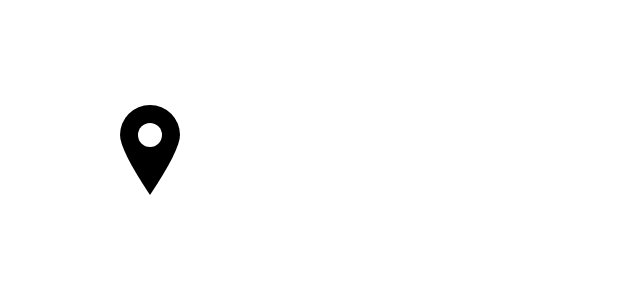
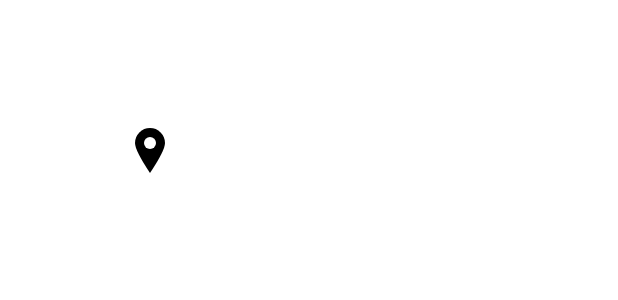
Before and after one commit to mahdizareeii/Mini-Uber, an Android app built with Jetpack Compose: the @Preview function PreviewAimComponent, on a phone screen of 412 x 824 dp. Shown: the top 300 px of the screen. Run offline under Robolectric (Android 15) with nearby library versions, the phone set to English and light mode, and no system bars.

```diff
--- a/composeApp/src/commonMain/kotlin/com/shared/miniuber/component/AimComponent.kt
+++ b/composeApp/src/commonMain/kotlin/com/shared/miniuber/component/AimComponent.kt
@@ -1,5 +1,6 @@
 package com.shared.miniuber.component
 
+import androidx.compose.animation.AnimatedVisibility
 import androidx.compose.foundation.Canvas
 import androidx.compose.foundation.layout.Box
 import androidx.compose.foundation.layout.size
@@ -16,13 +17,18 @@ import org.jetbrains.compose.ui.tooling.preview.Preview
 @Composable
 fun AimComponent(
     modifier: Modifier = Modifier,
+    visible: Boolean = true,
     pinColor: Color = Color.Black,
     holeColor: Color = Color.White
 ) {
+    AnimatedVisibility(
+        modifier = modifier,
+        visible = visible
+    ) {
         Canvas(
-        modifier = modifier.size(
-            width = 40.dp,
-            height = 60.dp
+            modifier = Modifier.size(
+                width = 20.dp,
+                height = 30.dp
             )
         ) {
             val width = size.width
@@ -62,6 +68,7 @@ fun AimComponent(
             )
         }
     }
+}
 
 @Composable
 @Preview(showBackground = true, backgroundColor = 0)
--- a/composeApp/src/commonMain/kotlin/com/shared/miniuber/feature/home/HomeScreen.kt
+++ b/composeApp/src/commonMain/kotlin/com/shared/miniuber/feature/home/HomeScreen.kt
@@ -71,7 +71,8 @@ fun HomeScreen(
         AimComponent(
             modifier = Modifier
                 .align(Alignment.Center)
-                .padding(bottom = 30.dp)
+                .padding(bottom = 30.dp),
+            visible = homeState.markerState.visible
         )
 
         ActionButtonsComponent(
--- a/composeApp/src/commonMain/kotlin/com/shared/miniuber/feature/home/HomeState.kt
+++ b/composeApp/src/commonMain/kotlin/com/shared/miniuber/feature/home/HomeState.kt
@@ -7,10 +7,12 @@ import org.jetbrains.compose.resources.StringResource
 
 data class HomeState(
     val mapState: MapState = MapState(),
+    val markerState: MarkerState = MarkerState(visible = true),
     val driversCountState: DriversCountState = DriversCountState(text = "..."),
     val confirmButtonState: ButtonState = ButtonState(text = Res.string.pickup_location),
     val cancelButtonState: ButtonState? = null,
 ) {
+    data class MarkerState(val visible: Boolean)
     data class ButtonState(val text: StringResource)
     data class DriversCountState(val text: String)
 }
```
Also changed, not shown: composeApp/src/commonMain/kotlin/com/shared/miniuber/component/ActionButtonsComponent.kt (+1 -10 lines), composeApp/src/commonMain/kotlin/com/shared/miniuber/feature/home/HomePresenter.kt (+6 -3 lines). Lines whose indentation alone changed are shown as unchanged.
